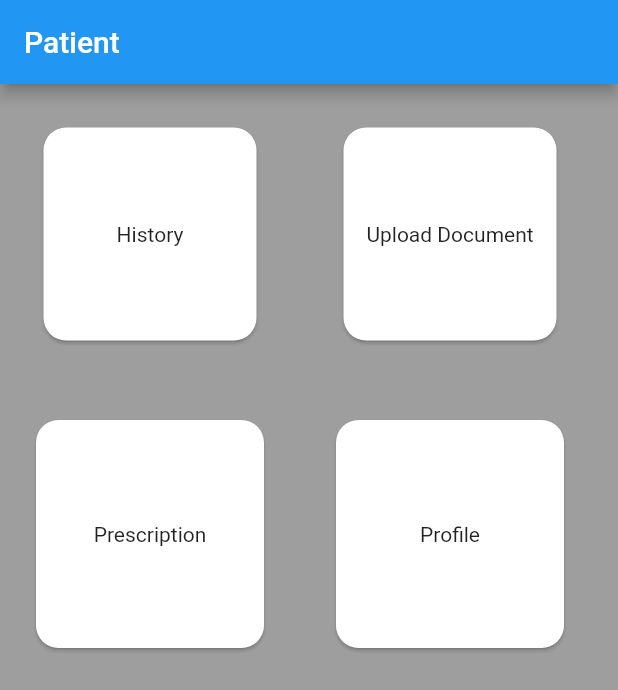
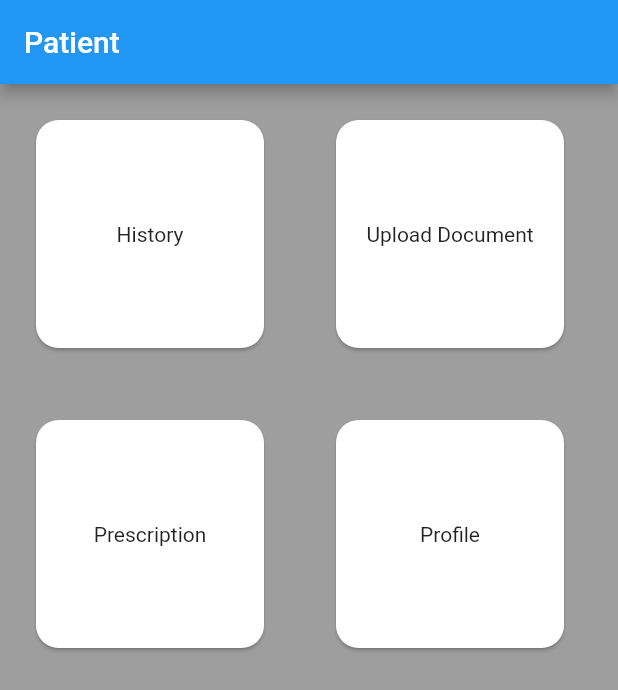
Before and after one commit to pratik-067/finalyearproject, a Flutter app: the screen it shows after launch, after a tap on "Login", on a phone screen of 412 x 824 dp. Shown: the top 690 px of the screen. Run offline on Flutter 3.47's test engine with Material 2 defaults, Android fonts, the phone set to English and light mode, and no system bars; our stand-ins replace image_picker.

Commit message:
initial commit

```diff
--- a/lib/profiles/patient/patient_profile.dart
+++ b/lib/profiles/patient/patient_profile.dart
@@ -15,7 +15,7 @@ class PatientProfile extends StatelessWidget{
                 Container(
                   width: 200,
                   height: 200,
-                   padding: const EdgeInsets.all(25.0),
+                   padding: const EdgeInsets.all(20.0),
                   child: Card(
                   shape: RoundedRectangleBorder(
                         borderRadius: BorderRadius.circular(15.0),
@@ -25,7 +25,7 @@ class PatientProfile extends StatelessWidget{
                 Container(
                     width: 200,
                     height: 200,
-                    padding: EdgeInsets.all(25.0),
+                    padding: const EdgeInsets.all(20.0),
                     child: GestureDetector(child : Card(
                       shape: RoundedRectangleBorder(
                         borderRadius: BorderRadius.circular(15.0),
```
